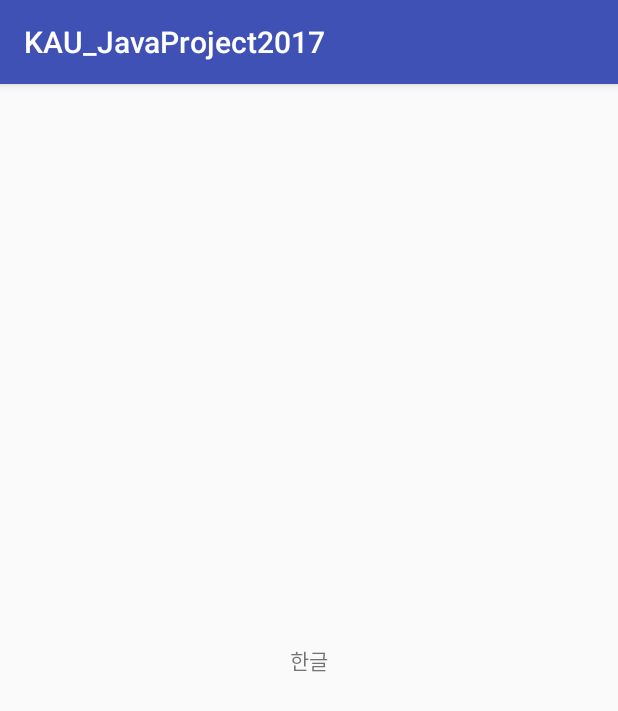
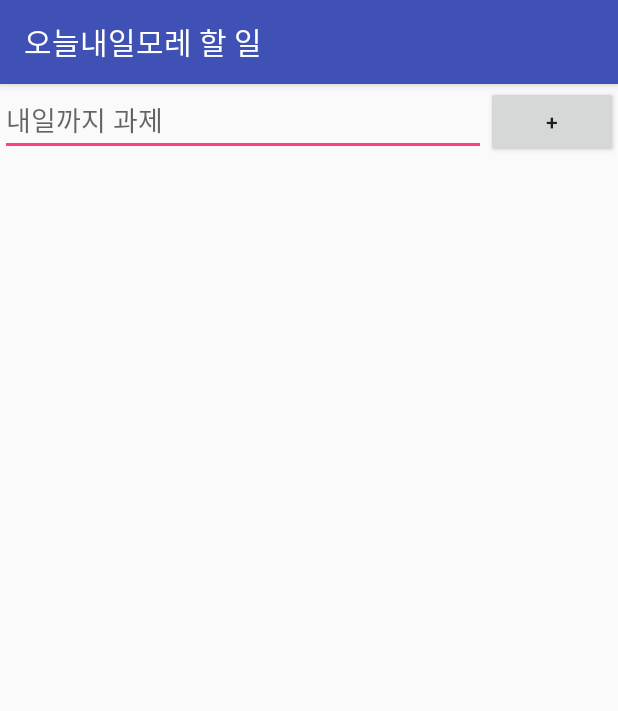
Before and after one commit to MiJey/KAU_JavaProject2017, an Android app: the screen it shows after launch (MainActivity), on a phone screen of 412 x 824 dp. Shown: the top 711 px of the screen. Run offline under Robolectric (Android 15) with nearby library versions, the phone set to English and light mode, and no system bars.

Commit message:
심심해서 커밋

```diff
--- a/app/src/main/AndroidManifest.xml
+++ b/app/src/main/AndroidManifest.xml
@@ -16,6 +16,7 @@
                 <category android:name="android.intent.category.LAUNCHER" />
             </intent-filter>
         </activity>
+        <activity android:name=".DisplayMessageActivity"></activity>
     </application>
 
 </manifest>
--- a/app/src/main/res/layout/activity_main.xml
+++ b/app/src/main/res/layout/activity_main.xml
@@ -1,18 +1,18 @@
 <?xml version="1.0" encoding="utf-8"?>
-<android.support.constraint.ConstraintLayout xmlns:android="http://schemas.android.com/apk/res/android"
-    xmlns:app="http://schemas.android.com/apk/res-auto"
+<LinearLayout
+    xmlns:android="http://schemas.android.com/apk/res/android"
     xmlns:tools="http://schemas.android.com/tools"
     android:layout_width="match_parent"
     android:layout_height="match_parent"
-    tools:context="mijey.kau_javaproject2017.MainActivity">
-
-    <TextView
+    android:orientation="horizontal">
+    <EditText android:id="@+id/edit_message"
+        android:layout_weight="1"
+        android:layout_width="0dp"
+        android:layout_height="wrap_content"
+        android:hint="@string/edit_message" />
+    <Button
         android:layout_width="wrap_content"
         android:layout_height="wrap_content"
-        android:text="한글"
-        app:layout_constraintBottom_toBottomOf="parent"
-        app:layout_constraintLeft_toLeftOf="parent"
-        app:layout_constraintRight_toRightOf="parent"
-        app:layout_constraintTop_toTopOf="parent" />
-
-</android.support.constraint.ConstraintLayout>
+        android:text="@string/button_send"
+        android:onClick="sendMessage" />
+</LinearLayout>
--- a/app/src/main/res/values/strings.xml
+++ b/app/src/main/res/values/strings.xml
@@ -1,3 +1,6 @@
+<?xml version="1.0" encoding="utf-8"?>
 <resources>
-    <string name="app_name">KAU_JavaProject2017</string>
+    <string name="app_name">오늘내일모레 할 일</string>
+    <string name="edit_message">내일까지 과제</string>
+    <string name="button_send">+</string>
 </resources>
```
Also changed, not shown: app/src/main/java/mijey/kau_javaproject2017/DisplayMessageActivity.java (added, +25 -0 lines), app/src/main/java/mijey/kau_javaproject2017/MainActivity.java (+12 -1 lines), app/src/main/res/layout/activity_display_message.xml (added, +10 -0 lines).
